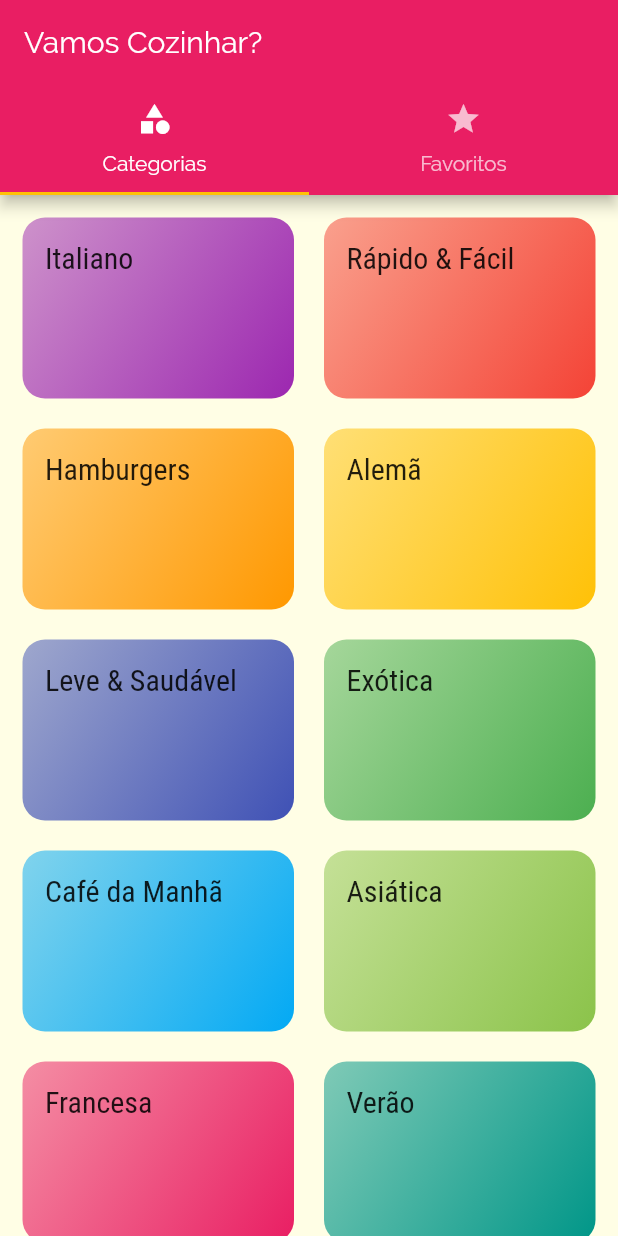
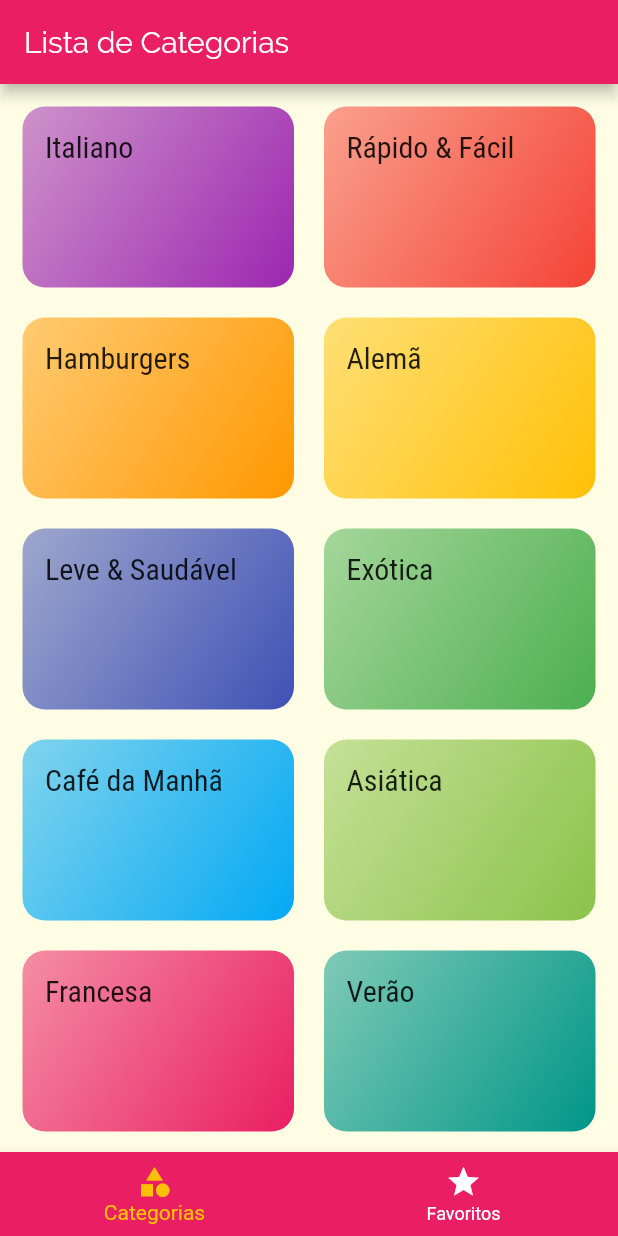
Before and after one commit to carlosrjr/Meals, a Flutter app: the screen it shows after launch, on a phone screen of 412 x 824 dp. Run offline on Flutter 3.47's test engine with Material 2 defaults, Android fonts, the phone set to English and light mode, and no system bars.

Commit message:
[UP] Refatoraçao da navegaçao por tabs e navegaçao por tabs movida para a parte inferior da tela

```diff
--- a/lib/screens/tabs_screen.dart
+++ b/lib/screens/tabs_screen.dart
@@ -2,34 +2,48 @@ import 'package:flutter/material.dart';
 import 'package:meals/screens/categories_screen.dart';
 import 'package:meals/screens/favorite_screen.dart';
 
-class TabsScreen extends StatelessWidget {
+class TabsScreen extends StatefulWidget {
+  @override
+  _TabsScreenState createState() => _TabsScreenState();
+}
+
+class _TabsScreenState extends State<TabsScreen> {
+
+  int _selectedScreenIndex = 0;
+  final List<Map<String, Object>> _screens = [
+    {'title': 'Lista de Categorias', 'screen': CategoriesScreen()},
+    {'title': 'Meus Favoritos', 'screen': FavoriteScreen()},
+  ];
+
+  _selectScreen(int index) {
+    setState(() {
+      _selectedScreenIndex = index;
+    });
+  }
+
   @override
   Widget build(BuildContext context) {
-    return DefaultTabController(
-      length: 2,
-      initialIndex: 0,
-      child: Scaffold(
-        appBar: AppBar(
-          title: Text('Vamos Cozinhar?'),
-          bottom: TabBar(
-            tabs: [
-              Tab(
-                icon: Icon(Icons.category),
-                text: 'Categorias',
-              ),
-              Tab(
-                icon: Icon(Icons.star),
-                text: 'Favoritos',
-              ),
-            ],
+    return Scaffold(
+      appBar: AppBar(
+        title: Text(_screens[_selectedScreenIndex]['title']),
+      ),
+      body: _screens[_selectedScreenIndex]['screen'],
+      bottomNavigationBar: BottomNavigationBar(
+        onTap: _selectScreen,
+        backgroundColor: Theme.of(context).primaryColor,
+        unselectedItemColor: Colors.white,
+        selectedItemColor: Theme.of(context).accentColor,
+        currentIndex: _selectedScreenIndex,
+        items: [
+          BottomNavigationBarItem(
+            icon: Icon(Icons.category),
+            title: Text('Categorias'),
           ),
-        ),
-        body: TabBarView(
-          children: <Widget>[
-            CategoriesScreen(),
-            FavoriteScreen(),
-          ],
-        ),
+          BottomNavigationBarItem(
+            icon: Icon(Icons.star),
+            title: Text('Favoritos'),
+          ),
+        ],
       ),
     );
   }
```
